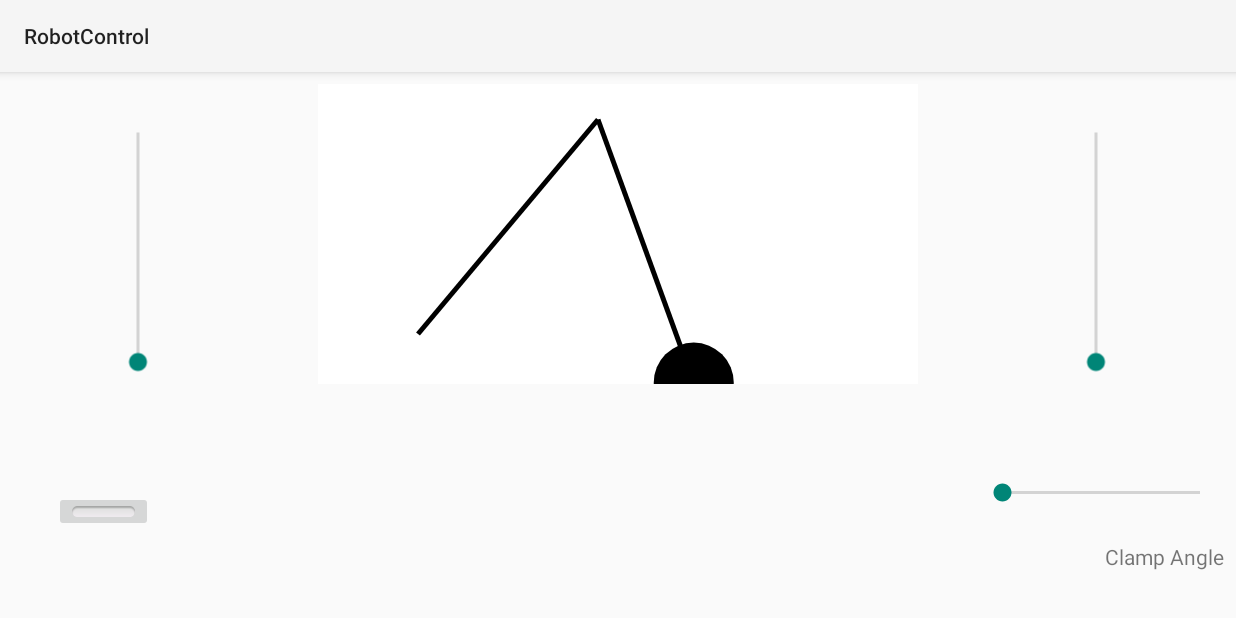
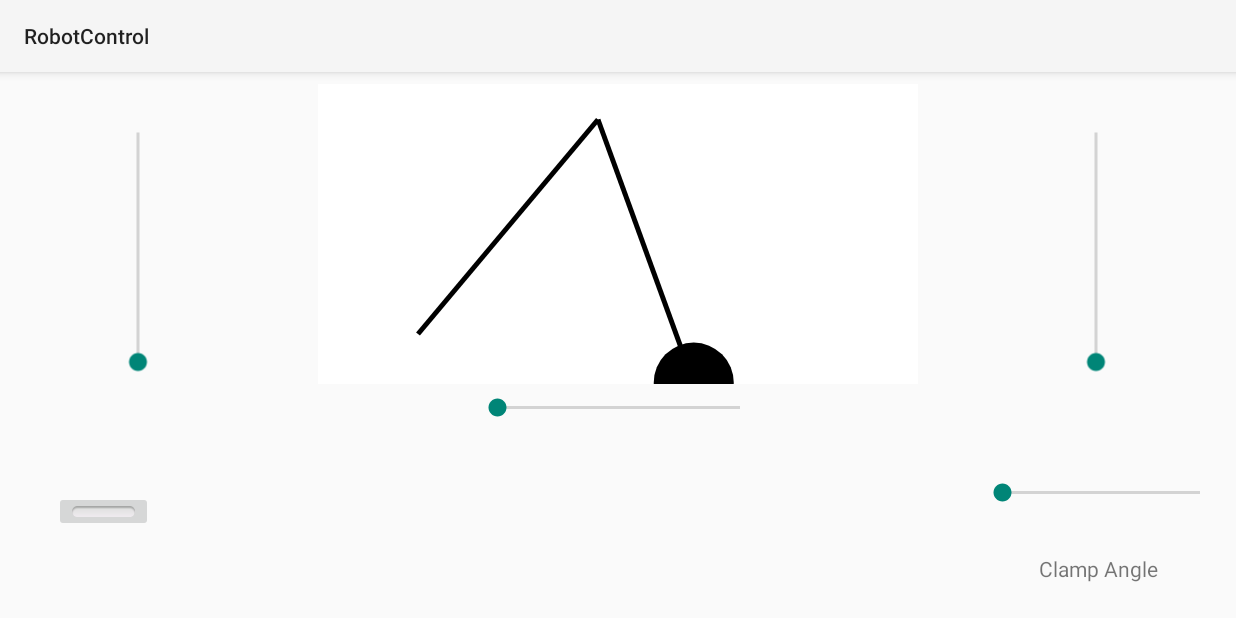
Before and after one commit to talentzxf/RaspberryPiRobot, an Android app: the screen it shows after launch (MainActivity), on a phone screen of 824 x 412 dp (held sideways). Run offline under Robolectric (Android 15) with nearby library versions, the phone set to English and light mode, and no system bars; our stand-ins replace data binding; 2 statements that could not run were skipped.

Commit message:
Added platform angle control

```diff
--- a/AndroidControl/app/src/main/java/com/vincentzhang/robotcontrol/model/ControllerModel.java
+++ b/AndroidControl/app/src/main/java/com/vincentzhang/robotcontrol/model/ControllerModel.java
@@ -37,6 +37,7 @@ public class ControllerModel extends BaseObservable implements SkeletonChangeLis
     private int leftSpeed = INITSPEED;
     private int rightSpeed = INITSPEED;
     private int clampAngle = INITANGLE;
+    private int platformAngle = 90;
 
     private String controllerStatus = "unknown";
     private boolean isControllerRunning() {
@@ -82,6 +83,15 @@ public class ControllerModel extends BaseObservable implements SkeletonChangeLis
     }
 
     @Bindable
+    public int getPlatformAngle(){return platformAngle;}
+
+    public void setPlatformAngle(int platformAngle){
+        this.platformAngle = platformAngle;
+        notifyPropertyChanged(BR.platformAngle);
+        controller.setServoDegree(3, platformAngle);
+    }
+
+    @Bindable
     public int getClampAngle(){
         return clampAngle;
     }
--- a/AndroidControl/app/src/main/res/layout/activity_main.xml
+++ b/AndroidControl/app/src/main/res/layout/activity_main.xml
@@ -34,8 +34,8 @@
             android:id="@+id/leftWheelSpeed"
             android:layout_width="185dp"
             android:layout_height="218dp"
+            android:layout_marginTop="8dp"
             android:layout_marginEnd="8dp"
-            android:layout_marginTop="8dp"
             android:max="200"
             android:min="0"
             android:progress="@={controllerModel.leftSpeed}"
@@ -72,8 +72,8 @@
             android:id="@+id/rightWheelSpeedText"
             android:layout_width="250dp"
             android:layout_height="wrap_content"
+            android:layout_marginTop="8dp"
             android:layout_marginEnd="8dp"
-            android:layout_marginTop="8dp"
             android:gravity="center"
             android:labelFor="@id/rightWheelSpeed"
             android:text="@{@string/rightwheelspeedformat(controllerModel.rightSpeed - 100)}"
@@ -84,9 +84,9 @@
             android:id="@+id/ikView2d"
             android:layout_width="400dp"
             android:layout_height="200dp"
-            android:layout_marginEnd="8dp"
             android:layout_marginStart="8dp"
             android:layout_marginTop="8dp"
+            android:layout_marginEnd="8dp"
             android:background="#FF0000"
             app:layout_constraintEnd_toStartOf="@+id/rightWheelSpeed"
             app:layout_constraintStart_toEndOf="@+id/leftWheelSpeed"
@@ -96,10 +96,10 @@
             android:id="@+id/serverOnlineButton"
             android:layout_width="wrap_content"
             android:layout_height="wrap_content"
-            android:layout_marginBottom="8dp"
-            android:layout_marginEnd="8dp"
             android:layout_marginStart="8dp"
             android:layout_marginTop="8dp"
+            android:layout_marginEnd="8dp"
+            android:layout_marginBottom="8dp"
             app:layout_constraintBottom_toBottomOf="parent"
             app:layout_constraintEnd_toEndOf="parent"
             app:layout_constraintHorizontal_bias="0.038"
@@ -112,12 +112,12 @@
             android:id="@+id/clampAngle"
             android:layout_width="164dp"
             android:layout_height="49dp"
+            android:layout_marginTop="8dp"
+            android:layout_marginEnd="8dp"
             android:layout_marginBottom="8dp"
-            android:layout_marginEnd="8dp"
-            android:layout_marginTop="8dp"
+            android:max="50"
+            android:min="10"
             android:progress="@={controllerModel.clampAngle}"
-            android:max = "50"
-            android:min = "10"
             app:layout_constraintBottom_toBottomOf="parent"
             app:layout_constraintEnd_toEndOf="parent"
             app:layout_constraintTop_toBottomOf="@+id/leftWheelSpeed"
@@ -127,11 +127,25 @@
             android:id="@+id/clampAngleText"
             android:layout_width="wrap_content"
             android:layout_height="wrap_content"
-            android:layout_marginTop="8dp"
-            android:layout_marginEnd="8dp"
+            android:layout_marginTop="16dp"
+            android:layout_marginEnd="52dp"
             android:text="@string/clampAngle"
             app:layout_constraintEnd_toEndOf="parent"
             app:layout_constraintTop_toBottomOf="@+id/clampAngle" />
 
+        <SeekBar
+            android:id="@+id/mainplatform"
+            android:layout_width="194dp"
+            android:layout_height="15dp"
+            android:layout_marginStart="8dp"
+            android:layout_marginTop="8dp"
+            android:layout_marginEnd="8dp"
+            android:max="180"
+            android:min="0"
+            android:progress="@={controllerModel.platformAngle}"
+            app:layout_constraintEnd_toEndOf="parent"
+            app:layout_constraintStart_toStartOf="parent"
+            app:layout_constraintTop_toBottomOf="@+id/ikView2d" />
+
     </android.support.constraint.ConstraintLayout>
 </layout>
```
